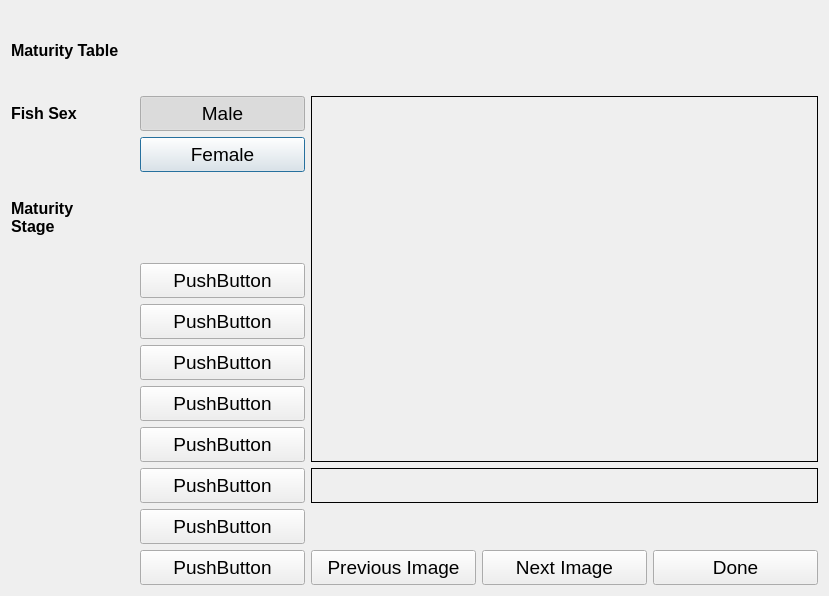
Old version of the form ui/MatGuide.ui in the repository guyuhong/CLAMS.
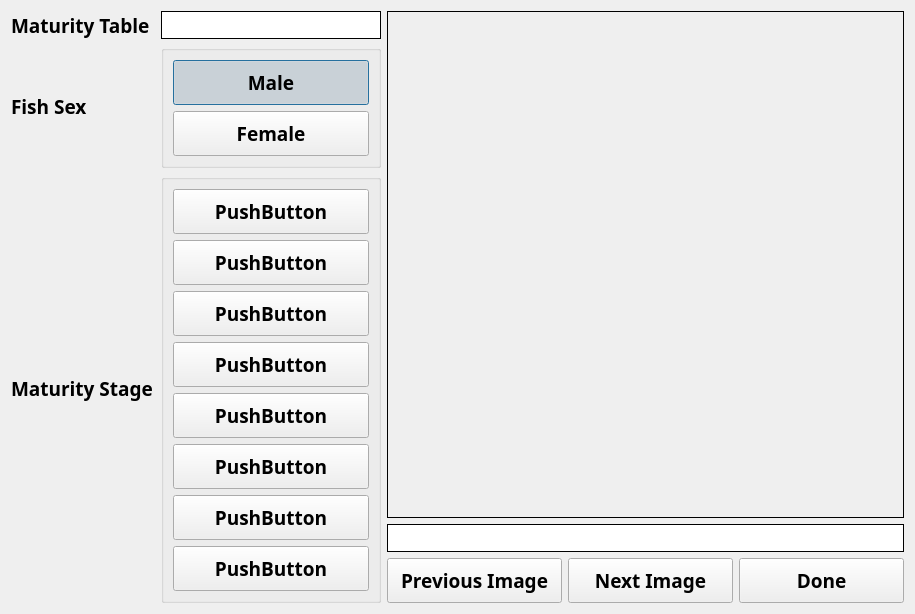
New version of the form.

Commit message: Tweaked haul and maturity guide UIs. Fixed conflict in ui_LoadCellDialog.py

What changed in the file:
```diff
--- a/ui/MatGuide.ui
+++ b/ui/MatGuide.ui
@@ -6,27 +6,91 @@
    <rect>
     <x>0</x>
     <y>0</y>
-    <width>829</width>
-    <height>596</height>
+    <width>915</width>
+    <height>599</height>
    </rect>
   </property>
+  <property name="sizePolicy">
+   <sizepolicy hsizetype="Preferred" vsizetype="Preferred">
+    <horstretch>0</horstretch>
+    <verstretch>0</verstretch>
+   </sizepolicy>
+  </property>
   <property name="windowTitle">
    <string>Maturity Guide</string>
   </property>
-  <layout class="QVBoxLayout" name="verticalLayout">
+  <layout class="QHBoxLayout" name="horizontalLayout_2">
    <item>
-    <layout class="QGridLayout" name="gridLayout_2">
-     <item row="3" column="1">
+    <layout class="QGridLayout" name="gridLayout">
+     <property name="sizeConstraint">
+      <enum>QLayout::SetDefaultConstraint</enum>
+     </property>
+     <item row="1" column="1">
+      <widget class="QGroupBox" name="groupBox_2">
+       <property name="sizePolicy">
+        <sizepolicy hsizetype="Preferred" vsizetype="Preferred">
+         <horstretch>0</horstretch>
+         <verstretch>1</verstretch>
+        </sizepolicy>
+       </property>
+       <property name="title">
+        <string/>
+       </property>
+       <layout class="QVBoxLayout" name="verticalLayout_2">
+        <item>
+         <widget class="QPushButton" name="maleBtn">
+          <property name="sizePolicy">
+           <sizepolicy hsizetype="Preferred" vsizetype="Preferred">
+            <horstretch>0</horstretch>
+            <verstretch>0</verstretch>
+           </sizepolicy>
+          </property>
+          <property name="minimumSize">
+           <size>
+            <width>0</width>
+            <height>45</height>
+           </size>
+          </property>
+          <property name="font">
+           <font>
+            <family>Arial Black</family>
+            <pointsize>14</pointsize>
+            <bold>true</bold>
+           </font>
+          </property>
+          <property name="text">
+           <string>Male</string>
+          </property>
+          <property name="checkable">
+           <bool>true</bool>
+          </property>
+          <property name="checked">
+           <bool>true</bool>
+          </property>
+          <property name="autoExclusive">
+           <bool>true</bool>
+          </property>
+         </widget>
+        </item>
+        <item>
       <widget class="QPushButton" name="femaleBtn">
+          <property name="sizePolicy">
+           <sizepolicy hsizetype="Preferred" vsizetype="Preferred">
+            <horstretch>0</horstretch>
+            <verstretch>0</verstretch>
+           </sizepolicy>
+          </property>
        <property name="minimumSize">
         <size>
-         <width>165</width>
-         <height>35</height>
+            <width>0</width>
+            <height>45</height>
         </size>
        </property>
        <property name="font">
         <font>
+            <family>Arial Black</family>
          <pointsize>14</pointsize>
+            <bold>true</bold>
         </font>
        </property>
        <property name="text">
@@ -40,8 +104,68 @@
        </property>
       </widget>
      </item>
+       </layout>
+      </widget>
+     </item>
      <item row="1" column="0">
+      <widget class="QLabel" name="label_2">
+       <property name="sizePolicy">
+        <sizepolicy hsizetype="Preferred" vsizetype="Preferred">
+         <horstretch>0</horstretch>
+         <verstretch>1</verstretch>
+        </sizepolicy>
+       </property>
+       <property name="font">
+        <font>
+         <family>Arial Black</family>
+         <pointsize>14</pointsize>
+         <bold>true</bold>
+        </font>
+       </property>
+       <property name="text">
+        <string>Fish Sex</string>
+       </property>
+      </widget>
+     </item>
+     <item row="0" column="1">
+      <widget class="QLabel" name="matTabLabel">
+       <property name="sizePolicy">
+        <sizepolicy hsizetype="Preferred" vsizetype="Preferred">
+         <horstretch>0</horstretch>
+         <verstretch>0</verstretch>
+        </sizepolicy>
+       </property>
+       <property name="font">
+        <font>
+         <family>Arial Black</family>
+         <pointsize>14</pointsize>
+         <bold>true</bold>
+        </font>
+       </property>
+       <property name="autoFillBackground">
+        <bool>false</bool>
+       </property>
+       <property name="styleSheet">
+        <string notr="true">QWidget {
+    background-color: white;
+}</string>
+       </property>
+       <property name="frameShape">
+        <enum>QFrame::Box</enum>
+       </property>
+       <property name="text">
+        <string>&lt;Mat Tbl Num&gt;</string>
+       </property>
+      </widget>
+     </item>
+     <item row="0" column="0">
       <widget class="QLabel" name="label">
+       <property name="sizePolicy">
+        <sizepolicy hsizetype="Preferred" vsizetype="Preferred">
+         <horstretch>0</horstretch>
+         <verstretch>0</verstretch>
+        </sizepolicy>
+       </property>
        <property name="maximumSize">
         <size>
          <width>16777215</width>
@@ -50,8 +174,8 @@
        </property>
        <property name="font">
         <font>
-         <pointsize>12</pointsize>
-         <weight>75</weight>
+         <family>Arial Black</family>
+         <pointsize>14</pointsize>
          <bold>true</bold>
         </font>
        </property>
@@ -60,120 +184,57 @@
        </property>
       </widget>
      </item>
-     <item row="8" column="1">
-      <widget class="QPushButton" name="mat4Btn">
-       <property name="minimumSize">
-        <size>
-         <width>165</width>
-         <height>35</height>
-        </size>
-       </property>
-       <property name="font">
-        <font>
-         <pointsize>14</pointsize>
-        </font>
-       </property>
-       <property name="text">
-        <string>PushButton</string>
-       </property>
-       <property name="checkable">
-        <bool>true</bool>
-       </property>
-       <property name="autoExclusive">
-        <bool>true</bool>
-       </property>
-      </widget>
-     </item>
-     <item row="10" column="2" colspan="3">
-      <widget class="QLabel" name="descLabel">
-       <property name="font">
-        <font>
-         <pointsize>12</pointsize>
-         <weight>75</weight>
-         <bold>true</bold>
-        </font>
-       </property>
-       <property name="autoFillBackground">
-        <bool>true</bool>
-       </property>
-       <property name="frameShape">
-        <enum>QFrame::Box</enum>
-       </property>
-       <property name="text">
-        <string/>
-       </property>
-       <property name="wordWrap">
-        <bool>true</bool>
-       </property>
-      </widget>
-     </item>
      <item row="2" column="0">
-      <widget class="QLabel" name="label_2">
-       <property name="font">
-        <font>
-         <pointsize>12</pointsize>
-         <weight>75</weight>
-         <bold>true</bold>
-        </font>
-       </property>
-       <property name="text">
-        <string>Fish Sex</string>
-       </property>
-      </widget>
-     </item>
-     <item row="2" column="1">
-      <widget class="QPushButton" name="maleBtn">
-       <property name="minimumSize">
-        <size>
-         <width>165</width>
-         <height>35</height>
-        </size>
-       </property>
-       <property name="font">
-        <font>
-         <pointsize>14</pointsize>
-        </font>
-       </property>
-       <property name="text">
-        <string>Male</string>
-       </property>
-       <property name="checkable">
-        <bool>true</bool>
-       </property>
-       <property name="checked">
-        <bool>true</bool>
-       </property>
-       <property name="autoExclusive">
-        <bool>true</bool>
-       </property>
-      </widget>
-     </item>
-     <item row="4" column="0">
       <widget class="QLabel" name="label_6">
+       <property name="sizePolicy">
+        <sizepolicy hsizetype="Maximum" vsizetype="Preferred">
+         <horstretch>0</horstretch>
+         <verstretch>4</verstretch>
+        </sizepolicy>
+       </property>
        <property name="font">
         <font>
-         <pointsize>12</pointsize>
-         <weight>75</weight>
+         <family>Arial Black</family>
+         <pointsize>14</pointsize>
          <bold>true</bold>
         </font>
        </property>
        <property name="text">
-        <string>Maturity
-Stage</string>
+        <string>Maturity Stage</string>
        </property>
       </widget>
      </item>
-     <item row="5" column="1">
+     <item row="2" column="1">
+      <widget class="QGroupBox" name="groupBox">
+       <property name="sizePolicy">
+        <sizepolicy hsizetype="Preferred" vsizetype="Preferred">
+         <horstretch>0</horstretch>
+         <verstretch>4</verstretch>
+        </sizepolicy>
+       </property>
+       <property name="title">
+        <string/>
+       </property>
+       <layout class="QVBoxLayout" name="verticalLayout">
+        <item>
       <widget class="QPushButton" name="mat1Btn">
+          <property name="sizePolicy">
+           <sizepolicy hsizetype="Preferred" vsizetype="Preferred">
+            <horstretch>0</horstretch>
+            <verstretch>0</verstretch>
+           </sizepolicy>
+          </property>
        <property name="minimumSize">
         <size>
-         <width>165</width>
-         <height>35</height>
+            <width>0</width>
+            <height>45</height>
         </size>
        </property>
        <property name="font">
         <font>
+            <family>Arial Black</family>
          <pointsize>14</pointsize>
+            <bold>true</bold>
         </font>
        </property>
        <property name="text">
@@ -187,17 +248,57 @@
        </property>
       </widget>
      </item>
-     <item row="7" column="1">
+        <item>
+         <widget class="QPushButton" name="mat2Btn">
+          <property name="sizePolicy">
+           <sizepolicy hsizetype="Preferred" vsizetype="Preferred">
+            <horstretch>0</horstretch>
+            <verstretch>0</verstretch>
+           </sizepolicy>
+          </property>
+          <property name="minimumSize">
+           <size>
+            <width>0</width>
+            <height>45</height>
+           </size>
+          </property>
+          <property name="font">
+           <font>
+            <family>Arial Black</family>
+            <pointsize>14</pointsize>
+            <bold>true</bold>
+           </font>
+          </property>
+          <property name="text">
+           <string>PushButton</string>
+          </property>
+          <property name="checkable">
+           <bool>true</bool>
+          </property>
+          <property name="autoExclusive">
+           <bool>true</bool>
+          </property>
+         </widget>
+        </item>
+        <item>
       <widget class="QPushButton" name="mat3Btn">
+          <property name="sizePolicy">
+           <sizepolicy hsizetype="Preferred" vsizetype="Preferred">
+            <horstretch>0</horstretch>
+            <verstretch>0</verstretch>
+           </sizepolicy>
+          </property>
        <property name="minimumSize">
         <size>
-         <width>165</width>
-         <height>35</height>
+            <width>0</width>
+            <height>45</height>
         </size>
        </property>
        <property name="font">
         <font>
+            <family>Arial Black</family>
          <pointsize>14</pointsize>
+            <bold>true</bold>
         </font>
        </property>
        <property name="text">
@@ -211,17 +312,57 @@
        </property>
       </widget>
      </item>
-     <item row="9" column="1">
+        <item>
+         <widget class="QPushButton" name="mat4Btn">
+          <property name="sizePolicy">
+           <sizepolicy hsizetype="Preferred" vsizetype="Preferred">
+            <horstretch>0</horstretch>
+            <verstretch>0</verstretch>
+           </sizepolicy>
+          </property>
+          <property name="minimumSize">
+           <size>
+            <width>0</width>
+            <height>45</height>
+           </size>
+          </property>
+          <property name="font">
+           <font>
+            <family>Arial Black</family>
+            <pointsize>14</pointsize>
+            <bold>true</bold>
+           </font>
+          </property>
+          <property name="text">
+           <string>PushButton</string>
+          </property>
+          <property name="checkable">
+           <bool>true</bool>
+          </property>
+          <property name="autoExclusive">
+           <bool>true</bool>
+          </property>
+         </widget>
+        </item>
+        <item>
       <widget class="QPushButton" name="mat5Btn">
+          <property name="sizePolicy">
+           <sizepolicy hsizetype="Preferred" vsizetype="Preferred">
+            <horstretch>0</horstretch>
+            <verstretch>0</verstretch>
+           </sizepolicy>
+          </property>
        <property name="minimumSize">
         <size>
-         <width>165</width>
-         <height>35</height>
+            <width>0</width>
+            <height>45</height>
         </size>
        </property>
        <property name="font">
         <font>
+            <family>Arial Black</family>
          <pointsize>14</pointsize>
+            <bold>true</bold>
         </font>
        </property>
        <property name="text">
@@ -235,17 +376,25 @@
        </property>
       </widget>
      </item>
-     <item row="10" column="1">
+        <item>
       <widget class="QPushButton" name="mat6Btn">
+          <property name="sizePolicy">
+           <sizepolicy hsizetype="Preferred" vsizetype="Preferred">
+            <horstretch>0</horstretch>
+            <verstretch>0</verstretch>
+           </sizepolicy>
+          </property>
        <property name="minimumSize">
         <size>
-         <width>165</width>
-         <height>35</height>
+            <width>0</width>
+            <height>45</height>
         </size>
        </property>
        <property name="font">
         <font>
+            <family>Arial Black</family>
          <pointsize>14</pointsize>
+            <bold>true</bold>
         </font>
        </property>
        <property name="text">
@@ -259,17 +408,25 @@
        </property>
       </widget>
      </item>
-     <item row="6" column="1">
-      <widget class="QPushButton" name="mat2Btn">
+        <item>
+         <widget class="QPushButton" name="mat7Btn">
+          <property name="sizePolicy">
+           <sizepolicy hsizetype="Preferred" vsizetype="Preferred">
+            <horstretch>0</horstretch>
+            <verstretch>0</verstretch>
+           </sizepolicy>
+          </property>
        <property name="minimumSize">
         <size>
-         <width>165</width>
-         <height>35</height>
+            <width>0</width>
+            <height>45</height>
         </size>
        </property>
        <property name="font">
         <font>
+            <family>Arial Black</family>
          <pointsize>14</pointsize>
+            <bold>true</bold>
         </font>
        </property>
        <property name="text">
@@ -283,35 +440,129 @@
        </property>
       </widget>
      </item>
-     <item row="12" column="3">
-      <widget class="QPushButton" name="nextBtn">
+        <item>
+         <widget class="QPushButton" name="mat8Btn">
+          <property name="sizePolicy">
+           <sizepolicy hsizetype="Preferred" vsizetype="Preferred">
+            <horstretch>0</horstretch>
+            <verstretch>0</verstretch>
+           </sizepolicy>
+          </property>
        <property name="minimumSize">
         <size>
-         <width>165</width>
-         <height>35</height>
+            <width>0</width>
+            <height>45</height>
         </size>
        </property>
        <property name="font">
         <font>
+            <family>Arial Black</family>
          <pointsize>14</pointsize>
+            <bold>true</bold>
         </font>
        </property>
        <property name="text">
-        <string>Next Image</string>
-       </property>
-      </widget>
-     </item>
-     <item row="12" column="2">
+           <string>PushButton</string>
+          </property>
+          <property name="checkable">
+           <bool>true</bool>
+          </property>
+          <property name="autoExclusive">
+           <bool>true</bool>
+          </property>
+         </widget>
+        </item>
+       </layout>
+      </widget>
+     </item>
+    </layout>
+   </item>
+   <item>
+    <layout class="QVBoxLayout" name="verticalLayout_3">
+     <property name="spacing">
+      <number>6</number>
+     </property>
+     <item>
+      <widget class="QLabel" name="picLabel">
+       <property name="sizePolicy">
+        <sizepolicy hsizetype="Preferred" vsizetype="Preferred">
+         <horstretch>100</horstretch>
+         <verstretch>2</verstretch>
+        </sizepolicy>
+       </property>
+       <property name="font">
+        <font>
+         <family>Arial Black</family>
+         <pointsize>14</pointsize>
+         <bold>true</bold>
+        </font>
+       </property>
+       <property name="autoFillBackground">
+        <bool>true</bool>
+       </property>
+       <property name="frameShape">
+        <enum>QFrame::Box</enum>
+       </property>
+       <property name="text">
+        <string>&lt;Image Here&gt;</string>
+       </property>
+      </widget>
+     </item>
+     <item>
+      <widget class="QLabel" name="descLabel">
+       <property name="sizePolicy">
+        <sizepolicy hsizetype="Preferred" vsizetype="Preferred">
+         <horstretch>100</horstretch>
+         <verstretch>0</verstretch>
+        </sizepolicy>
+       </property>
+       <property name="font">
+        <font>
+         <family>Arial Black</family>
+         <pointsize>14</pointsize>
+         <bold>true</bold>
+        </font>
+       </property>
+       <property name="autoFillBackground">
+        <bool>false</bool>
+       </property>
+       <property name="styleSheet">
+        <string notr="true">QWidget {
+    background-color: white;
+}</string>
+       </property>
+       <property name="frameShape">
+        <enum>QFrame::Box</enum>
+       </property>
+       <property name="text">
+        <string>&lt;Description Here&gt;</string>
+       </property>
+       <property name="wordWrap">
+        <bool>true</bool>
+       </property>
+      </widget>
+     </item>
+     <item>
+      <layout class="QHBoxLayout" name="horizontalLayout">
+       <item>
       <widget class="QPushButton" name="prevBtn">
+         <property name="sizePolicy">
+          <sizepolicy hsizetype="Minimum" vsizetype="Fixed">
+           <horstretch>3</horstretch>
+           <verstretch>0</verstretch>
+          </sizepolicy>
+         </property>
        <property name="minimumSize">
         <size>
-         <width>165</width>
-         <height>35</height>
+           <width>175</width>
+           <height>45</height>
         </size>
        </property>
        <property name="font">
         <font>
+           <family>Arial Black</family>
          <pointsize>14</pointsize>
+           <bold>true</bold>
         </font>
        </property>
        <property name="text">
@@ -319,41 +570,51 @@
        </property>
       </widget>
      </item>
-     <item row="12" column="1">
-      <widget class="QPushButton" name="mat8Btn">
+       <item>
+        <widget class="QPushButton" name="nextBtn">
+         <property name="sizePolicy">
+          <sizepolicy hsizetype="Minimum" vsizetype="Fixed">
+           <horstretch>3</horstretch>
+           <verstretch>0</verstretch>
+          </sizepolicy>
+         </property>
        <property name="minimumSize">
         <size>
          <width>165</width>
-         <height>35</height>
+           <height>45</height>
         </size>
        </property>
        <property name="font">
         <font>
+           <family>Arial Black</family>
          <pointsize>14</pointsize>
+           <bold>true</bold>
         </font>
        </property>
        <property name="text">
-        <string>PushButton</string>
-       </property>
-       <property name="checkable">
-        <bool>true</bool>
-       </property>
-       <property name="autoExclusive">
-        <bool>true</bool>
+          <string>Next Image</string>
        </property>
       </widget>
      </item>
-     <item row="12" column="4">
+       <item>
       <widget class="QPushButton" name="exitBtn">
+         <property name="sizePolicy">
+          <sizepolicy hsizetype="Minimum" vsizetype="Fixed">
+           <horstretch>3</horstretch>
+           <verstretch>0</verstretch>
+          </sizepolicy>
+         </property>
        <property name="minimumSize">
         <size>
          <width>165</width>
-         <height>35</height>
+           <height>45</height>
         </size>
        </property>
        <property name="font">
         <font>
+           <family>Arial Black</family>
          <pointsize>14</pointsize>
+           <bold>true</bold>
         </font>
        </property>
        <property name="text">
@@ -361,42 +622,7 @@
        </property>
       </widget>
      </item>
-     <item row="11" column="1">
-      <widget class="QPushButton" name="mat7Btn">
-       <property name="minimumSize">
-        <size>
-         <width>165</width>
-         <height>35</height>
-        </size>
-       </property>
-       <property name="font">
-        <font>
-         <pointsize>14</pointsize>
-        </font>
-       </property>
-       <property name="text">
-        <string>PushButton</string>
-       </property>
-       <property name="checkable">
-        <bool>true</bool>
-       </property>
-       <property name="autoExclusive">
-        <bool>true</bool>
-       </property>
-      </widget>
-     </item>
-     <item row="2" column="2" rowspan="8" colspan="3">
-      <widget class="QLabel" name="picLabel">
-       <property name="autoFillBackground">
-        <bool>true</bool>
-       </property>
-       <property name="frameShape">
-        <enum>QFrame::Box</enum>
-       </property>
-       <property name="text">
-        <string/>
-       </property>
-      </widget>
+      </layout>
      </item>
     </layout>
    </item>
```
Lines whose indentation alone changed are shown as unchanged. The commit also changes 4 other files.
